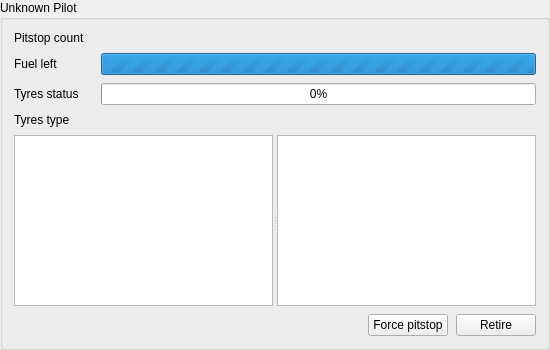
Before: the Qt Designer form src/forse/team_monitor/CarStatusWidget.ui in Pesa/forse, drawn with Qt 5.
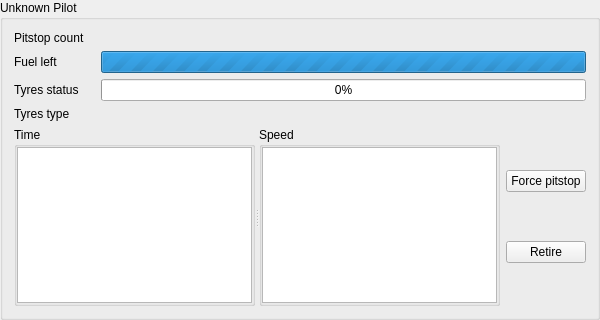
After: the same form once the commit is applied.

Commit message: [team_monitor] Better(?) widgets layout.

Diff of the .ui file:
```diff
--- a/src/forse/team_monitor/CarStatusWidget.ui
+++ b/src/forse/team_monitor/CarStatusWidget.ui
@@ -6,8 +6,8 @@
    <rect>
     <x>0</x>
     <y>0</y>
-    <width>550</width>
-    <height>350</height>
+    <width>600</width>
+    <height>320</height>
    </rect>
   </property>
   <property name="windowTitle">
@@ -16,10 +16,7 @@
   <property name="title">
    <string>Unknown Pilot</string>
   </property>
-  <layout class="QVBoxLayout" name="verticalLayout">
-   <property name="spacing">
-    <number>8</number>
-   </property>
+  <layout class="QVBoxLayout" name="verticalLayout_4">
    <item>
     <layout class="QFormLayout" name="formLayout">
      <property name="horizontalSpacing">
@@ -87,6 +84,8 @@
     </layout>
    </item>
    <item>
+    <layout class="QHBoxLayout" name="horizontalLayout">
+     <item>
     <widget class="QSplitter" name="splitter">
      <property name="sizePolicy">
       <sizepolicy hsizetype="Expanding" vsizetype="Expanding">
@@ -97,6 +96,15 @@
      <property name="orientation">
       <enum>Qt::Horizontal</enum>
      </property>
+       <widget class="QGroupBox" name="timeBox">
+        <property name="title">
+         <string>Time</string>
+        </property>
+        <layout class="QVBoxLayout" name="verticalLayout_2">
+         <property name="margin">
+          <number>0</number>
+         </property>
+         <item>
      <widget class="QTableView" name="timeView">
       <property name="editTriggers">
        <set>QAbstractItemView::NoEditTriggers</set>
@@ -111,6 +119,18 @@
        <bool>false</bool>
       </property>
      </widget>
+         </item>
+        </layout>
+       </widget>
+       <widget class="QGroupBox" name="speedBox">
+        <property name="title">
+         <string>Speed</string>
+        </property>
+        <layout class="QVBoxLayout" name="verticalLayout">
+         <property name="margin">
+          <number>0</number>
+         </property>
+         <item>
      <widget class="QTableView" name="speedView">
       <property name="editTriggers">
        <set>QAbstractItemView::NoEditTriggers</set>
@@ -125,23 +145,13 @@
        <bool>false</bool>
       </property>
      </widget>
-    </widget>
+         </item>
+        </layout>
+       </widget>
+      </widget>
    </item>
    <item>
-    <layout class="QHBoxLayout" name="horizontalLayout_3">
-     <item>
-      <spacer name="horizontalSpacer">
-       <property name="orientation">
-        <enum>Qt::Horizontal</enum>
-       </property>
-       <property name="sizeHint" stdset="0">
-        <size>
-         <width>40</width>
-         <height>20</height>
-        </size>
-       </property>
-      </spacer>
-     </item>
+      <layout class="QVBoxLayout" name="verticalLayout_3">
      <item>
       <widget class="QPushButton" name="pitstopButton">
        <property name="text">
@@ -155,6 +165,8 @@
         <string>Retire</string>
        </property>
       </widget>
+       </item>
+      </layout>
      </item>
     </layout>
    </item>
```
Lines whose indentation alone changed are shown as unchanged. The commit also changes 1 other file.
